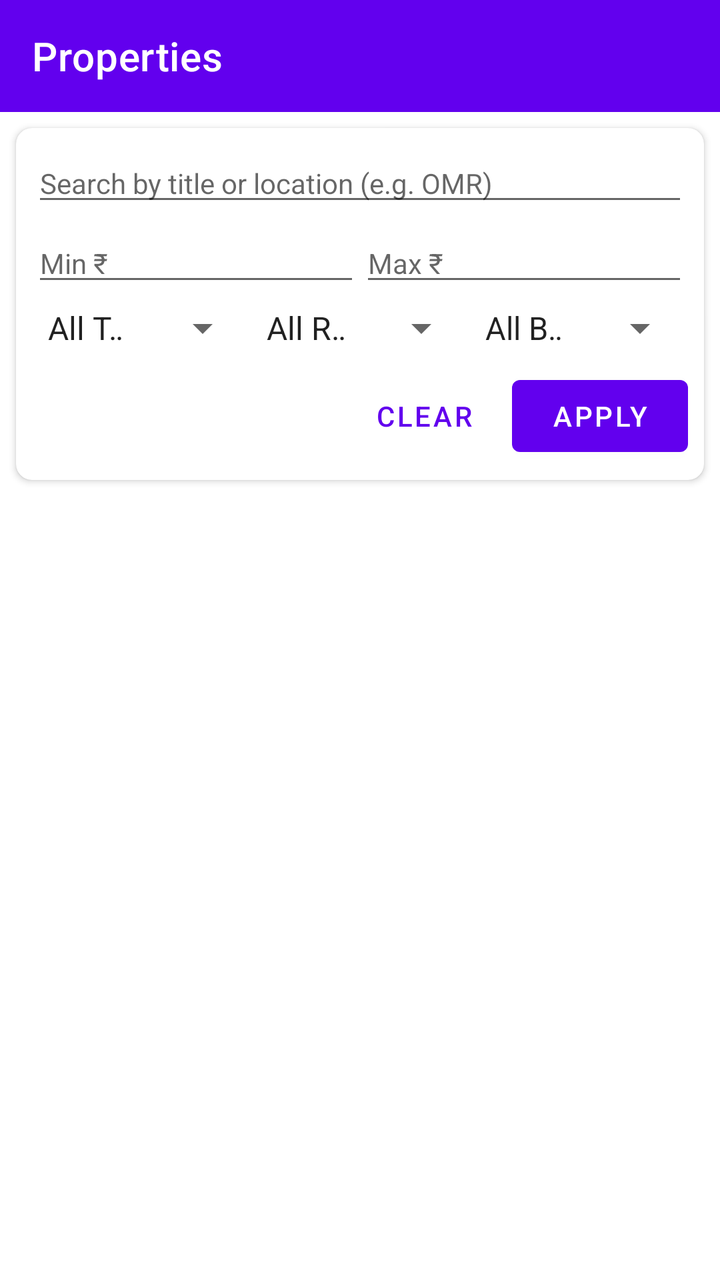
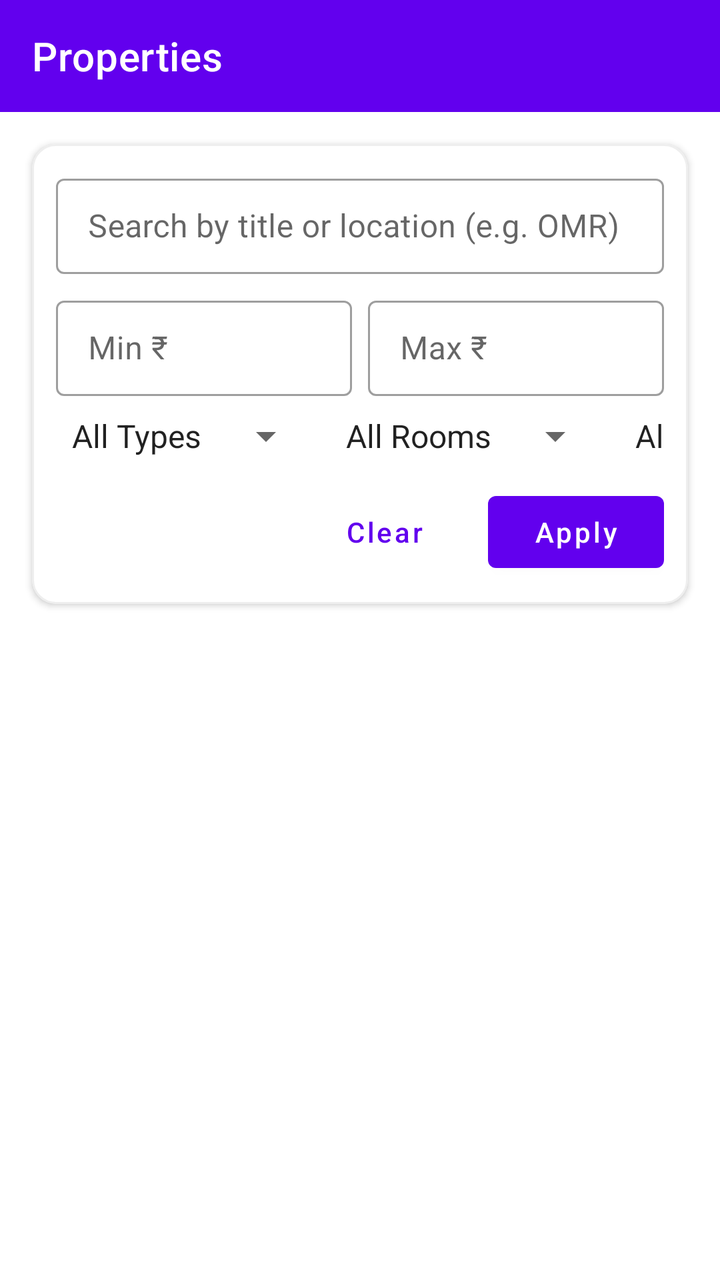

An Android layout rendered at two revisions. The XML below is the earlier revision; the diff shows what the commit changed to produce the second picture.
<!-- AndroidManifest.xml: application theme Theme.RentMate -->
<!-- res/layout/activity_property_list.xml -->
<?xml version="1.0" encoding="utf-8"?>
<androidx.constraintlayout.widget.ConstraintLayout xmlns:android="http://schemas.android.com/apk/res/android"
    xmlns:app="http://schemas.android.com/apk/res-auto"
    xmlns:tools="http://schemas.android.com/tools"
    android:id="@+id/main"
    android:layout_width="match_parent"
    android:layout_height="match_parent"
    tools:context=".PropertyListActivity">

    <com.google.android.material.appbar.MaterialToolbar
        android:id="@+id/toolbar"
        android:layout_width="match_parent"
        android:layout_height="?attr/actionBarSize"
        android:background="?attr/colorPrimary"
        app:title="@string/title_properties"
        app:titleTextColor="@color/white"
        app:layout_constraintTop_toTopOf="parent" />

    
    <androidx.cardview.widget.CardView
        android:id="@+id/filterCard"
        android:layout_width="match_parent"
        android:layout_height="wrap_content"
        android:layout_margin="8dp"
        app:cardCornerRadius="8dp"
        app:cardElevation="2dp"
        app:layout_constraintTop_toBottomOf="@id/toolbar">

        <LinearLayout
            android:layout_width="match_parent"
            android:layout_height="wrap_content"
            android:orientation="vertical"
            android:padding="8dp">

            <EditText
                android:id="@+id/etSearch"
                android:layout_width="match_parent"
                android:layout_height="wrap_content"
                android:hint="@string/hint_search_properties"
                android:inputType="text"
                android:textSize="14sp" />

            <LinearLayout
                android:layout_width="match_parent"
                android:layout_height="wrap_content"
                android:orientation="horizontal"
                android:layout_marginTop="4dp">

                <EditText
                    android:id="@+id/etMinRent"
                    android:layout_width="0dp"
                    android:layout_height="wrap_content"
                    android:layout_weight="1"
                    android:hint="@string/hint_min_rent"
                    android:inputType="number"
                    android:textSize="14sp" />

                <EditText
                    android:id="@+id/etMaxRent"
                    android:layout_width="0dp"
                    android:layout_height="wrap_content"
                    android:layout_weight="1"
                    android:hint="@string/hint_max_rent"
                    android:inputType="number"
                    android:textSize="14sp" />
            </LinearLayout>

            <LinearLayout
                android:layout_width="match_parent"
                android:layout_height="wrap_content"
                android:orientation="horizontal"
                android:layout_marginTop="4dp">

                <Spinner
                    android:id="@+id/spPropType"
                    android:layout_width="0dp"
                    android:layout_height="wrap_content"
                    android:layout_weight="1"
                    android:entries="@array/filter_property_types" />

                <Spinner
                    android:id="@+id/spRoomType"
                    android:layout_width="0dp"
                    android:layout_height="wrap_content"
                    android:layout_weight="1"
                    android:entries="@array/filter_room_types" />

                <Spinner
                    android:id="@+id/spBedrooms"
                    android:layout_width="0dp"
                    android:layout_height="wrap_content"
                    android:layout_weight="1"
                    android:entries="@array/filter_bedroom_options" />
            </LinearLayout>

            <LinearLayout
                android:layout_width="match_parent"
                android:layout_height="wrap_content"
                android:orientation="horizontal"
                android:layout_marginTop="8dp"
                android:gravity="end">

                <Button
                    android:id="@+id/btnClearFilters"
                    style="@style/Widget.MaterialComponents.Button.TextButton"
                    android:layout_width="wrap_content"
                    android:layout_height="wrap_content"
                    android:text="@string/btn_clear_filters" />

                <Button
                    android:id="@+id/btnApplyFilters"
                    android:layout_width="wrap_content"
                    android:layout_height="wrap_content"
                    android:text="@string/btn_apply_filters" />
            </LinearLayout>
        </LinearLayout>
    </androidx.cardview.widget.CardView>

    <androidx.recyclerview.widget.RecyclerView
        android:id="@+id/rvProperties"
        android:layout_width="0dp"
        android:layout_height="0dp"
        app:layout_constraintTop_toBottomOf="@id/filterCard"
        app:layout_constraintBottom_toTopOf="@+id/btnAddProperty"
        app:layout_constraintStart_toStartOf="parent"
        app:layout_constraintEnd_toEndOf="parent"
        tools:listitem="@layout/item_property" />

    <TextView
        android:id="@+id/tvEmpty"
        android:layout_width="wrap_content"
        android:layout_height="wrap_content"
        android:text="@string/msg_no_match"
        android:visibility="gone"
        app:layout_constraintTop_toBottomOf="@id/filterCard"
        app:layout_constraintBottom_toTopOf="@+id/btnAddProperty"
        app:layout_constraintStart_toStartOf="parent"
        app:layout_constraintEnd_toEndOf="parent" />

    <ProgressBar
        android:id="@+id/pbLoading"
        android:layout_width="wrap_content"
        android:layout_height="wrap_content"
        android:visibility="gone"
        app:layout_constraintTop_toBottomOf="@id/filterCard"
        app:layout_constraintBottom_toTopOf="@+id/btnAddProperty"
        app:layout_constraintStart_toStartOf="parent"
        app:layout_constraintEnd_toEndOf="parent" />

    <Button
        android:id="@+id/btnAddProperty"
        android:layout_width="match_parent"
        android:layout_height="wrap_content"
        android:text="@string/btn_add_property"
        android:layout_margin="16dp"
        android:visibility="gone"
        app:layout_constraintBottom_toBottomOf="parent"
        app:layout_constraintStart_toStartOf="parent"
        app:layout_constraintEnd_toEndOf="parent" />

</androidx.constraintlayout.widget.ConstraintLayout>
<!-- res/layout/item_property.xml (included above) -->
<?xml version="1.0" encoding="utf-8"?>
<androidx.cardview.widget.CardView xmlns:android="http://schemas.android.com/apk/res/android"
    xmlns:app="http://schemas.android.com/apk/res-auto"
    android:layout_width="match_parent"
    android:layout_height="wrap_content"
    android:layout_margin="8dp"
    app:cardCornerRadius="8dp"
    app:cardElevation="4dp">

    <LinearLayout
        android:layout_width="match_parent"
        android:layout_height="wrap_content"
        android:orientation="vertical"
        android:padding="16dp">

        <TextView
            android:id="@+id/tvPropertyTitle"
            android:layout_width="wrap_content"
            android:layout_height="wrap_content"
            android:textSize="18sp"
            android:textStyle="bold"
            android:textColor="@color/purple_500" />

        <TextView
            android:id="@+id/tvPropertyLocation"
            android:layout_width="wrap_content"
            android:layout_height="wrap_content"
            android:layout_marginTop="4dp"
            android:textSize="14sp" />

        <TextView
            android:id="@+id/tvPropertyRent"
            android:layout_width="wrap_content"
            android:layout_height="wrap_content"
            android:layout_marginTop="4dp"
            android:textSize="16sp"
            android:textStyle="bold"
            android:textColor="@color/teal_700" />

    </LinearLayout>

</androidx.cardview.widget.CardView>
<!-- resources referenced by this layout -->
<resources>
  <string-array name="filter_bedroom_options">
          <item>All Beds</item>
          <item>1</item>
          <item>2</item>
          <item>3</item>
          <item>4+</item>
      </string-array>
  <string-array name="filter_property_types">
          <item>All Types</item>
          <item>Apartment</item>
          <item>Independent House</item>
          <item>PG</item>
      </string-array>
  <string-array name="filter_room_types">
          <item>All Rooms</item>
          <item>Private</item>
          <item>Shared</item>
      </string-array>
  <color name="purple_500">#FF6200EE</color>
  <color name="teal_700">#FF018786</color>
  <color name="white">#FFFFFFFF</color>
  <string name="btn_add_property">Add Property</string>
  <string name="btn_apply_filters">Apply</string>
  <string name="btn_clear_filters">Clear</string>
  <string name="hint_max_rent">Max ₹</string>
  <string name="hint_min_rent">Min ₹</string>
  <string name="hint_search_properties">Search by title or location (e.g. OMR)</string>
  <string name="msg_no_match">No properties match your filters.</string>
  <string name="title_properties">Properties</string>
  <style name="Theme.RentMate" parent="Theme.MaterialComponents.DayNight.NoActionBar">
          
          <item name="colorPrimary">@color/purple_500</item>
          <item name="colorPrimaryVariant">@color/purple_700</item>
          <item name="colorOnPrimary">@color/white</item>
          
          <item name="colorSecondary">@color/teal_200</item>
          <item name="colorSecondaryVariant">@color/teal_700</item>
          <item name="colorOnSecondary">@color/black</item>
          
          <item name="android:statusBarColor">?attr/colorPrimaryVariant</item>
          
      </style>
  <color name="purple_700">#FF3700B3</color>
  <color name="teal_200">#FF03DAC5</color>
  <color name="black">#FF000000</color>
</resources>

<!-- the commit's change to res/layout/activity_property_list.xml (unified diff, before → after) -->
@@ -17,87 +17,115 @@
         app:layout_constraintTop_toTopOf="parent" />
 
     
-    <androidx.cardview.widget.CardView
+    <com.google.android.material.card.MaterialCardView
         android:id="@+id/filterCard"
         android:layout_width="match_parent"
         android:layout_height="wrap_content"
-        android:layout_margin="8dp"
-        app:cardCornerRadius="8dp"
+        android:layout_margin="16dp"
+        app:cardCornerRadius="12dp"
         app:cardElevation="2dp"
+        app:strokeWidth="1dp"
+        app:strokeColor="#EEEEEE"
         app:layout_constraintTop_toBottomOf="@id/toolbar">
 
         <LinearLayout
             android:layout_width="match_parent"
             android:layout_height="wrap_content"
             android:orientation="vertical"
-            android:padding="8dp">
-
-            <EditText
-                android:id="@+id/etSearch"
+            android:padding="12dp">
+
+            <com.google.android.material.textfield.TextInputLayout
                 android:layout_width="match_parent"
                 android:layout_height="wrap_content"
-                android:hint="@string/hint_search_properties"
-                android:inputType="text"
-                android:textSize="14sp" />
+                style="@style/Widget.MaterialComponents.TextInputLayout.OutlinedBox.Dense">
+
+                <com.google.android.material.textfield.TextInputEditText
+                    android:id="@+id/etSearch"
+                    android:layout_width="match_parent"
+                    android:layout_height="wrap_content"
+                    android:hint="@string/hint_search_properties"
+                    android:inputType="text" />
+            </com.google.android.material.textfield.TextInputLayout>
 
             <LinearLayout
                 android:layout_width="match_parent"
                 android:layout_height="wrap_content"
                 android:orientation="horizontal"
-                android:layout_marginTop="4dp">
-
-                <EditText
-                    android:id="@+id/etMinRent"
+                android:layout_marginTop="8dp">
+
+                <com.google.android.material.textfield.TextInputLayout
                     android:layout_width="0dp"
                     android:layout_height="wrap_content"
                     android:layout_weight="1"
-                    android:hint="@string/hint_min_rent"
-                    android:inputType="number"
-                    android:textSize="14sp" />
-
-                <EditText
-                    android:id="@+id/etMaxRent"
+                    android:layout_marginEnd="4dp"
+                    style="@style/Widget.MaterialComponents.TextInputLayout.OutlinedBox.Dense">
+
+                    <com.google.android.material.textfield.TextInputEditText
+                        android:id="@+id/etMinRent"
+                        android:layout_width="match_parent"
+                        android:layout_height="wrap_content"
+                        android:hint="@string/hint_min_rent"
+                        android:inputType="number" />
+                </com.google.android.material.textfield.TextInputLayout>
+
+                <com.google.android.material.textfield.TextInputLayout
                     android:layout_width="0dp"
                     android:layout_height="wrap_content"
                     android:layout_weight="1"
-                    android:hint="@string/hint_max_rent"
-                    android:inputType="number"
-                    android:textSize="14sp" />
+                    android:layout_marginStart="4dp"
+                    style="@style/Widget.MaterialComponents.TextInputLayout.OutlinedBox.Dense">
+
+                    <com.google.android.material.textfield.TextInputEditText
+                        android:id="@+id/etMaxRent"
+                        android:layout_width="match_parent"
+                        android:layout_height="wrap_content"
+                        android:hint="@string/hint_max_rent"
+                        android:inputType="number" />
+                </com.google.android.material.textfield.TextInputLayout>
             </LinearLayout>
+
+            <HorizontalScrollView
+                android:layout_width="match_parent"
+                android:layout_height="wrap_content"
+                android:layout_marginTop="8dp"
+                android:scrollbars="none">
+
+                <LinearLayout
+                    android:layout_width="wrap_content"
+                    android:layout_height="wrap_content"
+                    android:orientation="horizontal"
+                    android:gravity="center_vertical">
+
+                    <Spinner
+                        android:id="@+id/spPropType"
+                        android:layout_width="wrap_content"
+                        android:layout_height="wrap_content"
+                        android:minWidth="120dp"
+                        android:entries="@array/filter_property_types" />
+
+                    <Spinner
+                        android:id="@+id/spRoomType"
+                        android:layout_width="wrap_content"
+                        android:layout_height="wrap_content"
+                        android:layout_marginStart="8dp"
+                        android:minWidth="120dp"
+                        android:entries="@array/filter_room_types" />
+
+                    <Spinner
+                        android:id="@+id/spBedrooms"
+                        android:layout_width="wrap_content"
+                        android:layout_height="wrap_content"
+                        android:layout_marginStart="8dp"
+                        android:minWidth="100dp"
+                        android:entries="@array/filter_bedroom_options" />
+                </LinearLayout>
+            </HorizontalScrollView>
 
             <LinearLayout
                 android:layout_width="match_parent"
                 android:layout_height="wrap_content"
                 android:orientation="horizontal"
-                android:layout_marginTop="4dp">
-
-                <Spinner
-                    android:id="@+id/spPropType"
-                    android:layout_width="0dp"
-                    android:layout_height="wrap_content"
-                    android:layout_weight="1"
-                    android:entries="@array/filter_property_types" />
-
-                <Spinner
-                    android:id="@+id/spRoomType"
-                    android:layout_width="0dp"
-                    android:layout_height="wrap_content"
-                    android:layout_weight="1"
-                    android:entries="@array/filter_room_types" />
-
-                <Spinner
-                    android:id="@+id/spBedrooms"
-                    android:layout_width="0dp"
-                    android:layout_height="wrap_content"
-                    android:layout_weight="1"
-                    android:entries="@array/filter_bedroom_options" />
-            </LinearLayout>
-
-            <LinearLayout
-                android:layout_width="match_parent"
-                android:layout_height="wrap_content"
-                android:orientation="horizontal"
-                android:layout_marginTop="8dp"
+                android:layout_marginTop="12dp"
                 android:gravity="end">
 
                 <Button
@@ -105,16 +133,19 @@
                     style="@style/Widget.MaterialComponents.Button.TextButton"
                     android:layout_width="wrap_content"
                     android:layout_height="wrap_content"
-                    android:text="@string/btn_clear_filters" />
+                    android:text="@string/btn_clear_filters"
+                    android:textAllCaps="false" />
 
                 <Button
                     android:id="@+id/btnApplyFilters"
                     android:layout_width="wrap_content"
                     android:layout_height="wrap_content"
-                    android:text="@string/btn_apply_filters" />
+                    android:layout_marginStart="8dp"
+                    android:text="@string/btn_apply_filters"
+                    android:textAllCaps="false" />
             </LinearLayout>
         </LinearLayout>
-    </androidx.cardview.widget.CardView>
+    </com.google.android.material.card.MaterialCardView>
 
     <androidx.recyclerview.widget.RecyclerView
         android:id="@+id/rvProperties"
@@ -124,6 +155,8 @@
         app:layout_constraintBottom_toTopOf="@+id/btnAddProperty"
         app:layout_constraintStart_toStartOf="parent"
         app:layout_constraintEnd_toEndOf="parent"
+        android:paddingBottom="8dp"
+        android:clipToPadding="false"
         tools:listitem="@layout/item_property" />
 
     <TextView
@@ -131,6 +164,8 @@
         android:layout_width="wrap_content"
         android:layout_height="wrap_content"
         android:text="@string/msg_no_match"
+        android:textSize="16sp"
+        android:textColor="#999999"
         android:visibility="gone"
         app:layout_constraintTop_toBottomOf="@id/filterCard"
         app:layout_constraintBottom_toTopOf="@+id/btnAddProperty"
@@ -156,18 +191,21 @@
         android:visibility="gone"
         app:layout_constraintBottom_toBottomOf="parent"
         app:layout_constraintStart_toStartOf="parent"
-        app:layout_constraintEnd_toEndOf="parent" />
+        app:layout_constraintEnd_toEndOf="parent"
+        android:textAllCaps="false" />
 
 </androidx.constraintlayout.widget.ConstraintLayout>
 <!-- res/layout/item_property.xml (included above) -->
 <?xml version="1.0" encoding="utf-8"?>
-<androidx.cardview.widget.CardView xmlns:android="http://schemas.android.com/apk/res/android"
+<com.google.android.material.card.MaterialCardView xmlns:android="http://schemas.android.com/apk/res/android"
     xmlns:app="http://schemas.android.com/apk/res-auto"
     android:layout_width="match_parent"
     android:layout_height="wrap_content"
-    android:layout_margin="8dp"
-    app:cardCornerRadius="8dp"
-    app:cardElevation="4dp">
+    android:layout_marginHorizontal="16dp"
+    android:layout_marginVertical="8dp"
+    app:cardCornerRadius="12dp"
+    app:cardElevation="2dp"
+    app:strokeWidth="0dp">
 
     <LinearLayout
         android:layout_width="match_parent"
@@ -175,30 +213,88 @@
         android:orientation="vertical"
         android:padding="16dp">
 
-        <TextView
-            android:id="@+id/tvPropertyTitle"
-            android:layout_width="wrap_content"
-            android:layout_height="wrap_content"
-            android:textSize="18sp"
-            android:textStyle="bold"
-            android:textColor="@color/purple_500" />
+        <LinearLayout
+            android:layout_width="match_parent"
+            android:layout_height="wrap_content"
+            android:orientation="horizontal"
+            android:gravity="top">
+
+            <TextView
+                android:id="@+id/tvPropertyTitle"
+                android:layout_width="0dp"
+                android:layout_height="wrap_content"
+                android:layout_weight="1"
+                android:textSize="18sp"
+                android:textStyle="bold"
+                android:textColor="@color/purple_500" />
+
+            <TextView
+                android:id="@+id/tvPropertyRent"
+                android:layout_width="wrap_content"
+                android:layout_height="wrap_content"
+                android:textSize="18sp"
+                android:textStyle="bold"
+                android:textColor="@color/teal_700"
+                android:layout_marginStart="8dp" />
+        </LinearLayout>
 
         <TextView
             android:id="@+id/tvPropertyLocation"
             android:layout_width="wrap_content"
             android:layout_height="wrap_content"
             android:layout_marginTop="4dp"
-            android:textSize="14sp" />
+            android:textSize="14sp"
+            android:textColor="#666666" />
+
+        <LinearLayout
+            android:layout_width="match_parent"
+            android:layout_height="wrap_content"
+            android:orientation="horizontal"
+            android:layout_marginTop="12dp">
+
+            <TextView
+                android:id="@+id/tvPropertyBHK"
+                android:layout_width="wrap_content"
+                android:layout_height="wrap_content"
+                android:textSize="12sp"
+                android:background="#F0F0F0"
+                android:paddingHorizontal="8dp"
+                android:paddingVertical="4dp"
+                android:textColor="#333333" />
+
+            <TextView
+                android:id="@+id/tvPropertyType"
+                android:layout_width="wrap_content"
+                android:layout_height="wrap_content"
+                android:layout_marginStart="8dp"
+                android:textSize="12sp"
+                android:background="#F0F0F0"
+                android:paddingHorizontal="8dp"
+                android:paddingVertical="4dp"
+                android:textColor="#333333" />
+
+            <TextView
+                android:id="@+id/tvPropertyRoom"
+                android:layout_width="wrap_content"
+                android:layout_height="wrap_content"
+                android:layout_marginStart="8dp"
+                android:textSize="12sp"
+                android:background="#F0F0F0"
+                android:paddingHorizontal="8dp"
+                android:paddingVertical="4dp"
+                android:textColor="#333333" />
+        </LinearLayout>
 
         <TextView
-            android:id="@+id/tvPropertyRent"
             android:layout_width="wrap_content"
             android:layout_height="wrap_content"
-            android:layout_marginTop="4dp"
-            android:textSize="16sp"
+            android:layout_marginTop="12dp"
+            android:text="View Details →"
+            android:textSize="12sp"
             android:textStyle="bold"
-            android:textColor="@color/teal_700" />
+            android:textColor="@color/purple_500"
+            android:layout_gravity="end" />
 
     </LinearLayout>
 
-</androidx.cardview.widget.CardView>
+</com.google.android.material.card.MaterialCardView>
